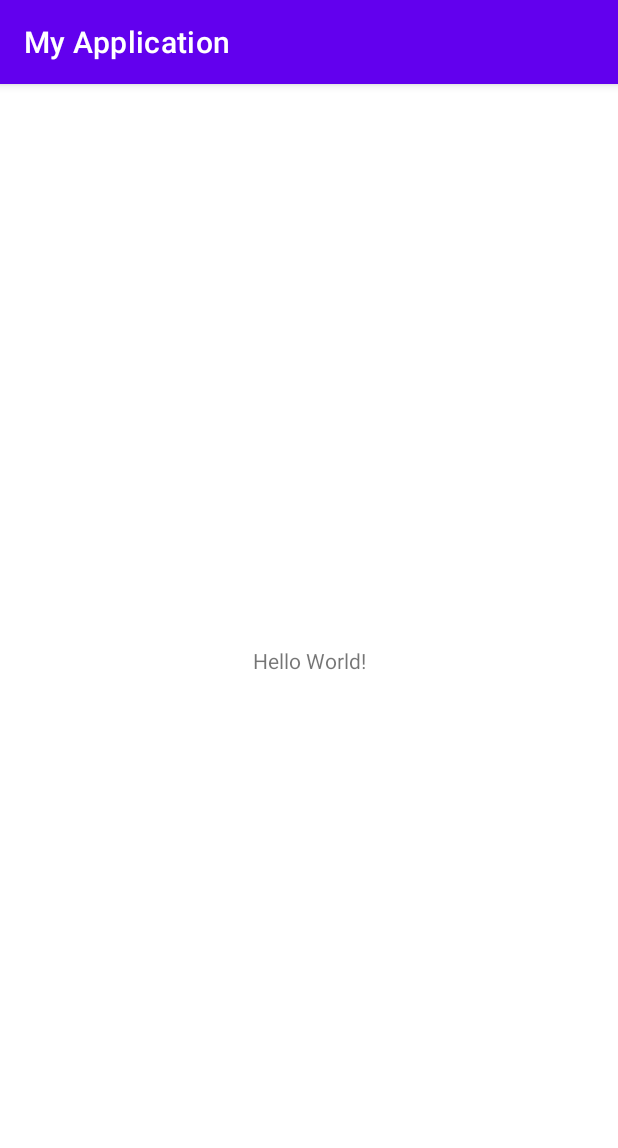
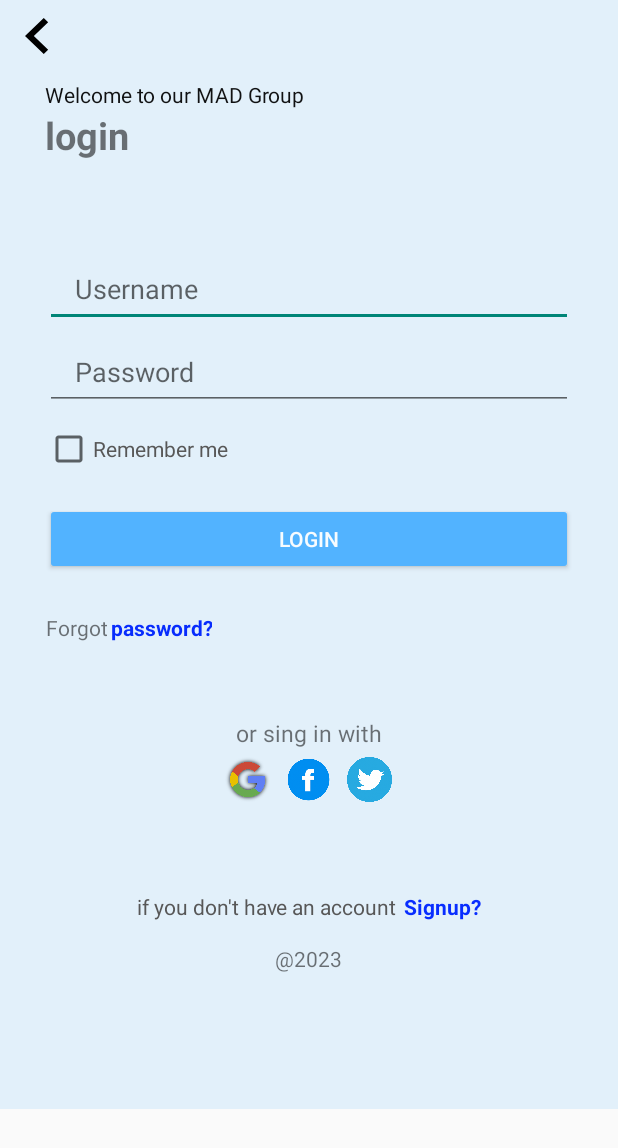
Before and after one commit to abnormalbbk/madSem2, an Android app: the screen it shows after launch (MainActivity before the commit, LoginActivity after it), on a phone screen of 412 x 824 dp. Shown: the top 1148 px of the screen. Run offline under Robolectric (Android 15) with nearby library versions, the phone set to English and light mode, and no system bars.

Commit message:
design the  login page and also clear the login activity class's code

```diff
--- a/app/src/main/java/com/example/myapplication/LoginActivity.java
+++ b/app/src/main/java/com/example/myapplication/LoginActivity.java
@@ -2,13 +2,73 @@ package com.example.myapplication;
 
 import androidx.appcompat.app.AppCompatActivity;
 
+import android.annotation.SuppressLint;
+import android.content.Intent;
 import android.os.Bundle;
+import android.view.View;
+import android.widget.Button;
+import android.widget.TextView;
 
 public class LoginActivity extends AppCompatActivity {
 
+    // create the global variable
+    Button btnCheckBox, btnLogin;
+    TextView tvForgotPassword, tvSignUp;
     @Override
     protected void onCreate(Bundle savedInstanceState) {
         super.onCreate(savedInstanceState);
         setContentView(R.layout.activity_login);
+
+        // initialize the variable
+        btnCheckBox = findViewById(R.id.btnCheckBox);
+        btnLogin = findViewById(R.id.btnLogin);
+        tvForgotPassword = findViewById(R.id.tvForgotPassword);
+        tvSignUp = findViewById(R.id.tvSignUp);
+
+        // login button
+        btnLogin.setOnClickListener(new View.OnClickListener() {
+            @Override
+            public void onClick(View view) {
+                // create the intent and go the main activity class
+                Intent intentForgotPassword = new android.content.Intent(LoginActivity.this, MainActivity.class);
+                startActivity(intentForgotPassword);
+            }
+        });
+
+        // forgot password button
+        tvForgotPassword.setOnClickListener(new View.OnClickListener() {
+            @Override
+            public void onClick(View view) {
+                // create the intent and go the forgot password activity class
+                Intent intentForgotPassword = new Intent(LoginActivity.this, ForgotPasswordActivity.class);
+                startActivity(intentForgotPassword);
+            }
+        });
+
+        // sing up button
+        tvSignUp.setOnClickListener(new View.OnClickListener() {
+            @Override
+            public void onClick(View view) {
+                // create the intent and go the forgot password activity class
+//                Intent intentSignUp = new Intent(LoginActivity.this, SingUpActivity.class);
+//                startActivity(intentSignUp);
+            }
+        });
+
+        // create a setOnClickListener methods in btnCheckBox where click to toast message display
+        final boolean[] check = {false};
+        btnCheckBox.setOnClickListener(new View.OnClickListener() {
+            @SuppressLint("SetTextI18n")
+            @Override
+            public void onClick(View view) {
+                if (!check[0]){
+                    btnCheckBox.setText("Thanks for remember");
+                    check[0] = true;
+                } else {
+                    btnCheckBox.setText("Remember Me!");
+                    check[0] = false;
+                }
+            }
+        });
     }
 }
--- a/app/src/main/java/com/example/myapplication/MainActivity.java
+++ b/app/src/main/java/com/example/myapplication/MainActivity.java
@@ -2,6 +2,7 @@ package com.example.myapplication;
 
 import androidx.appcompat.app.AppCompatActivity;
 
+import android.content.Intent;
 import android.os.Bundle;
 
 public class MainActivity extends AppCompatActivity {
@@ -10,5 +11,9 @@ public class MainActivity extends AppCompatActivity {
     protected void onCreate(Bundle savedInstanceState) {
         super.onCreate(savedInstanceState);
         setContentView(R.layout.activity_main);
+
+        // go to login activity
+        Intent intent = new Intent(MainActivity.this, LoginActivity.class);
+        startActivity(intent);
     }
 }
--- a/app/src/main/res/drawable/ic_baseline_keyboard_arrow_left_24.xml
+++ b/app/src/main/res/drawable/baseline_keyboard_arrow_left_24.xml
@@ -1,5 +1,5 @@
 <vector android:autoMirrored="true" android:height="24dp"
-    android:tint="#FFFFFF" android:viewportHeight="24"
+    android:tint="#000000" android:viewportHeight="24"
     android:viewportWidth="24" android:width="24dp" xmlns:android="http://schemas.android.com/apk/res/android">
     <path android:fillColor="@android:color/white" android:pathData="M15.41,16.59L10.83,12l4.58,-4.59L14,6l-6,6 6,6 1.41,-1.41z"/>
 </vector>
--- a/app/src/main/res/layout/activity_login.xml
+++ b/app/src/main/res/layout/activity_login.xml
@@ -6,13 +6,18 @@
     android:layout_height="match_parent"
     tools:context=".LoginActivity">
 
+    <ScrollView
+        android:layout_width="match_parent"
+        android:layout_height="match_parent"
+        android:layout_alignParentStart="true"
+        android:layout_alignParentTop="true"
+        android:layout_alignParentEnd="true"
+        android:layout_alignParentBottom="true">
+
         <LinearLayout
             android:layout_width="match_parent"
             android:layout_height="wrap_content"
-        android:layout_alignParentStart="true"
-        android:layout_alignParentTop="true"
-        android:layout_alignParentEnd="true"
-        android:layout_alignParentBottom="true"
+            android:background="#E2F0FA"
             android:orientation="vertical"
             tools:ignore="MissingConstraints,UselessParent">
 
@@ -20,12 +25,12 @@
                 android:id="@+id/btnBackLeftArrow"
                 android:layout_width="50dp"
                 android:layout_height="wrap_content"
-            android:background="@drawable/ic_baseline_keyboard_arrow_left_24"
+                android:background="@drawable/baseline_keyboard_arrow_left_24"
                 tools:ignore="SpeakableTextPresentCheck" />
 
             <LinearLayout
                 android:layout_width="match_parent"
-            android:layout_height="match_parent"
+                android:layout_height="wrap_content"
                 android:layout_gravity="center"
                 android:layout_marginHorizontal="30dp"
                 android:layout_marginTop="5dp"
@@ -40,7 +45,7 @@
                     <TextView
                         android:layout_width="match_parent"
                         android:layout_height="wrap_content"
-                    android:text="@string/welcome"
+                        android:text="Welcome to our MAD Group"
                         android:textColor="#ED000000"
                         tools:ignore="TouchTargetSizeCheck" />
 
@@ -102,7 +107,7 @@
                         android:layout_width="wrap_content"
                         android:layout_height="wrap_content"
                         android:layout_marginTop="10dp"
-                    android:text="Remember me"
+                        android:text="@string/remember_me"
                         android:textColor="#575757"
                         tools:ignore="TouchTargetSizeCheck" />
 
@@ -140,7 +145,7 @@
                         android:layout_width="wrap_content"
                         android:layout_height="wrap_content"
                         android:layout_marginStart="2dp"
-                    android:text="@string/password"
+                        android:text="@string/Password"
                         android:textAlignment="viewEnd"
                         android:textColor="#072CFD"
                         android:textStyle="bold" />
@@ -225,7 +230,7 @@
                         android:layout_width="wrap_content"
                         android:layout_height="wrap_content"
                         android:layout_marginStart="5dp"
-                    android:text="@string/signup"
+                        android:text="@string/Signup"
                         android:textAlignment="center"
                         android:textColor="#082DFF"
                         android:textStyle="bold" />
@@ -234,13 +239,13 @@
 
                 <TextView
                     android:layout_width="wrap_content"
-                android:layout_height="match_parent"
+                    android:layout_height="wrap_content"
                     android:layout_gravity="center"
-                android:layout_marginBottom="10dp"
-                android:textSize="15sp"
-                android:textStyle="italic" />
+                    android:layout_marginTop="10dp"
+                    android:paddingBottom="65dp"
+                    android:text="@string/_2023"/>
 
             </LinearLayout>
         </LinearLayout>
-
+    </ScrollView>
 </RelativeLayout>
--- a/app/src/main/res/values-night/themes.xml
+++ b/app/src/main/res/values-night/themes.xml
@@ -1,6 +1,6 @@
 <resources xmlns:tools="http://schemas.android.com/tools">
     <!-- Base application theme. -->
-    <style name="Theme.MyApplication" parent="Theme.MaterialComponents.DayNight.DarkActionBar">
+    <style name="Theme.MyApplication" parent="Theme.AppCompat.Light.NoActionBar">
         <!-- Primary brand color. -->
         <item name="colorPrimary">@color/purple_200</item>
         <item name="colorPrimaryVariant">@color/purple_700</item>
--- a/app/src/main/res/values/strings.xml
+++ b/app/src/main/res/values/strings.xml
@@ -7,5 +7,8 @@
     <string name="forgot">Forgot</string>
     <string name="or_sing_in_with">or sing in with</string>
     <string name="if_you_don_t_have_an_account">if you don\'t have an account</string>
-    <string name="signup">Signup</string>
+    <string name="Signup">Signup?</string>
+    <string name="remember_me">Remember me</string>
+    <string name="Password">password?</string>
+    <string name="_2023">\@2023</string>
 </resources>
--- a/app/src/main/res/values/themes.xml
+++ b/app/src/main/res/values/themes.xml
@@ -1,6 +1,6 @@
 <resources xmlns:tools="http://schemas.android.com/tools">
     <!-- Base application theme. -->
-    <style name="Theme.MyApplication" parent="Theme.MaterialComponents.DayNight.DarkActionBar">
+    <style name="Theme.MyApplication" parent="Theme.AppCompat.Light.NoActionBar">
         <!-- Primary brand color. -->
         <item name="colorPrimary">@color/purple_500</item>
         <item name="colorPrimaryVariant">@color/purple_700</item>
```
Also changed, not shown: app/src/main/res/mipmap-hdpi/img_login_background.png (added), app/src/main/res/mipmap-hdpi/img_simple_viewpager.webp (added). Lines whose indentation alone changed are shown as unchanged.
